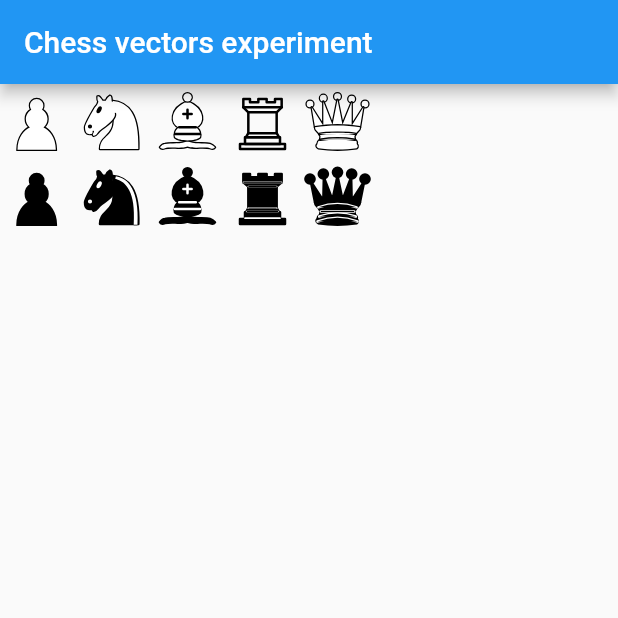
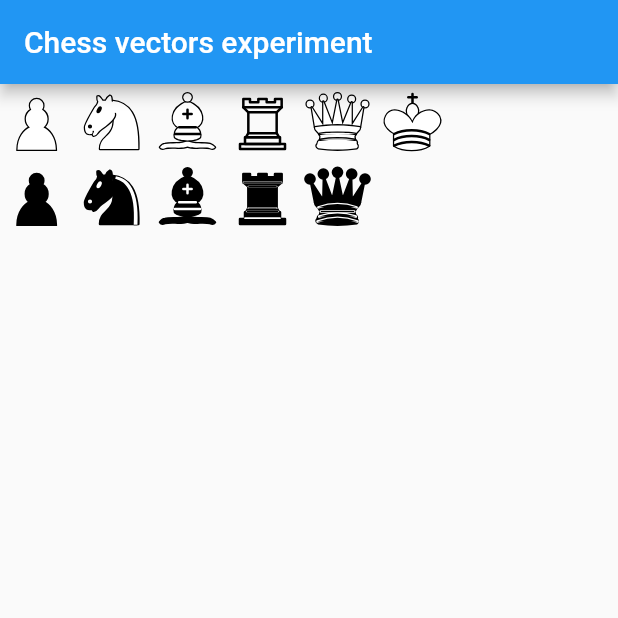
Before and after one commit to loloof64/chess_vectors_experiment, a Flutter app: the screen it shows after launch, on a phone screen of 412 x 824 dp, the top half of it. Run offline on Flutter 3.47's test engine with Material 2 defaults, Android fonts, the phone set to English and light mode, and no system bars; our stand-ins replace tuple.

Commit message:
Added WhiteKing.

```diff
--- a/lib/chess_vectors.dart
+++ b/lib/chess_vectors.dart
@@ -1,7 +1,7 @@
 import 'package:chess_vectors_experiment/vector_image.dart';
 import 'package:flutter/material.dart';
 
-class WhitePawn extends BaseVector {
+class WhitePawn extends VectorBase {
   WhitePawn({Offset position = Offset.zero, double size = 45.0})
       : super(
             drawingZone: position & Size.square(size),
@@ -26,7 +26,7 @@ class WhitePawn extends BaseVector {
             ]));
 }
 
-class BlackPawn extends BaseVector {
+class BlackPawn extends VectorBase {
   BlackPawn({Offset position = Offset.zero, double size = 45.0})
       : super(
             drawingZone: position & Size.square(size),
@@ -51,7 +51,7 @@ class BlackPawn extends BaseVector {
             ]));
 }
 
-class WhiteKnight extends BaseVector {
+class WhiteKnight extends VectorBase {
   WhiteKnight({Offset position = Offset.zero, double size = 45.0})
       : super(
           drawingZone: position & Size.square(size),
@@ -103,7 +103,7 @@ class WhiteKnight extends BaseVector {
         );
 }
 
-class BlackKnight extends BaseVector {
+class BlackKnight extends VectorBase {
   BlackKnight({Offset position = Offset.zero, double size = 45.0})
       : super(
           drawingZone: position & Size.square(size),
@@ -167,7 +167,7 @@ class BlackKnight extends BaseVector {
         );
 }
 
-class WhiteBishop extends BaseVector {
+class WhiteBishop extends VectorBase {
   WhiteBishop({Offset position = Offset.zero, double size = 45.0})
       : super(
             drawingZone: position & Size.square(size),
@@ -220,7 +220,7 @@ class WhiteBishop extends BaseVector {
             ]));
 }
 
-class BlackBishop extends BaseVector {
+class BlackBishop extends VectorBase {
   BlackBishop({Offset position = Offset.zero, double size = 45.0})
       : super(
           drawingZone: position & Size.square(size),
@@ -272,7 +272,7 @@ class BlackBishop extends BaseVector {
         );
 }
 
-class WhiteRook extends BaseVector {
+class WhiteRook extends VectorBase {
   WhiteRook({Offset position = Offset.zero, double size = 45.0})
       : super(
             drawingZone: position & Size.square(size),
@@ -323,7 +323,7 @@ class WhiteRook extends BaseVector {
             ]));
 }
 
-class BlackRoot extends BaseVector {
+class BlackRoot extends VectorBase {
   BlackRoot({Offset position = Offset.zero, double size = 45.0})
       : super(
             drawingZone: position & Size.square(size),
@@ -414,7 +414,7 @@ class BlackRoot extends BaseVector {
             ]));
 }
 
-class WhiteQueen extends BaseVector {
+class WhiteQueen extends VectorBase {
   WhiteQueen({Offset position = Offset.zero, double size = 45.0})
       : super(
             drawingZone: position & Size.square(size),
@@ -477,7 +477,7 @@ class WhiteQueen extends BaseVector {
             ]));
 }
 
-class BlackQueen extends BaseVector {
+class BlackQueen extends VectorBase {
   BlackQueen({Offset position = Offset.zero, double size = 45.0})
       : super(
             drawingZone: position & Size.square(size),
@@ -491,87 +491,65 @@ class BlackQueen extends BaseVector {
                           VectorCircle(
                               position: Offset(6.0, 12.0),
                               radius: 2.75,
-            drawingParameters: DrawingParameters()
-          ),
+                              drawingParameters: DrawingParameters()),
                           VectorCircle(
                               position: Offset(14.0, 9.0),
                               radius: 2.75,
-              drawingParameters: DrawingParameters()
-          ),
+                              drawingParameters: DrawingParameters()),
                           VectorCircle(
                               position: Offset(22.5, 8.0),
                               radius: 2.75,
-              drawingParameters: DrawingParameters()
-          ),
+                              drawingParameters: DrawingParameters()),
                           VectorCircle(
                               position: Offset(31.0, 9.0),
                               radius: 2.75,
-              drawingParameters: DrawingParameters()
-          ),
+                              drawingParameters: DrawingParameters()),
                           VectorCircle(
                               position: Offset(39.0, 12.0),
                               radius: 2.75,
-              drawingParameters: DrawingParameters()
-          ),
+                              drawingParameters: DrawingParameters()),
                         ],
                         drawingParameters: DrawingParameters(
                           fillColor: Colors.black,
                           strokeColor: null,
-        )
-      ),
+                        )),
                     VectorImagePathDefinition(
-        path: "M 9,26 C 17.5,24.5 30,24.5 36,26 L 38.5,13.5 L 31,25 L 30.7,10.9 "
+                        path:
+                            "M 9,26 C 17.5,24.5 30,24.5 36,26 L 38.5,13.5 L 31,25 L 30.7,10.9 "
                             "L 25.5,24.5 L 22.5,10 L 19.5,24.5 L 14.3,10.9 L 14,25 L 6.5,13.5 "
                             "L 9,26 z",
                         drawingParameters: DrawingParameters(
                             strokeLineCap: StrokeCap.butt,
-          strokeColor: Colors.black
-        )
-      ),
+                            strokeColor: Colors.black)),
                     VectorImagePathDefinition(
-        path: "M 9,26 C 9,28 10.5,28 11.5,30 C 12.5,31.5 12.5,31 12,33.5 C 10.5,"
+                        path:
+                            "M 9,26 C 9,28 10.5,28 11.5,30 C 12.5,31.5 12.5,31 12,33.5 C 10.5,"
                             "34.5 10.5,36 10.5,36 C 9,37.5 11,38.5 11,38.5 C 17.5,39.5 27.5,39.5"
                             " 34,38.5 C 34,38.5 35.5,37.5 34,36 C 34,36 34.5,34.5 33,33.5 C "
                             "32.5,31 32.5,31.5 33.5,30 C 34.5,28 36,28 36,26 C 27.5,24.5 17.5,"
                             "24.5 9,26 z",
-        drawingParameters: DrawingParameters(
-          strokeLineCap: StrokeCap.butt
-        )
-      ),
+                        drawingParameters:
+                            DrawingParameters(strokeLineCap: StrokeCap.butt)),
                     VectorImagePathDefinition(
                         path: "M 11,38.5 A 35,35 1 0 0 34,38.5",
-        drawingParameters: DrawingParameters(
-          strokeLineCap: StrokeCap.butt
-        )
-      ),
+                        drawingParameters:
+                            DrawingParameters(strokeLineCap: StrokeCap.butt)),
                     VectorImagePathDefinition(
                         path: "M 11,29 A 35,35 1 0 1 34,29",
                         drawingParameters: DrawingParameters(
-          fillColor: null,
-          strokeColor: Colors.white
-        )
-      ),
+                            fillColor: null, strokeColor: Colors.white)),
                     VectorImagePathDefinition(
                         path: "M 12.5,31.5 L 32.5,31.5",
                         drawingParameters: DrawingParameters(
-              fillColor: null,
-              strokeColor: Colors.white
-          )
-      ),
+                            fillColor: null, strokeColor: Colors.white)),
                     VectorImagePathDefinition(
                         path: "M 11.5,34.5 A 35,35 1 0 0 33.5,34.5",
                         drawingParameters: DrawingParameters(
-              fillColor: null,
-              strokeColor: Colors.white
-          )
-      ),
+                            fillColor: null, strokeColor: Colors.white)),
                     VectorImagePathDefinition(
                         path: "M 10.5,37.5 A 35,35 1 0 0 34.5,37.5",
                         drawingParameters: DrawingParameters(
-              fillColor: null,
-              strokeColor: Colors.white
-          )
-      ),
+                            fillColor: null, strokeColor: Colors.white)),
                   ],
                   drawingParameters: DrawingParameters(
                       fillColor: Colors.black,
@@ -579,7 +557,70 @@ class BlackQueen extends BaseVector {
                       strokeWidth: 1.5,
                       strokeLineMiterLimit: 4.0,
                       strokeLineJoin: StrokeJoin.round,
-      strokeLineCap: StrokeCap.round
-    )
-  )]));
+                      strokeLineCap: StrokeCap.round))
+            ]));
 }
+
+class WhiteKing extends VectorBase {
+  WhiteKing({Offset position = Offset.zero, double size = 45.0})
+      : super(
+            drawingZone: position & Size.square(size),
+            baseImageSize: 45.0,
+            painter:
+                VectorImagePainter(vectorDefinition: <VectorDrawableElement>[
+              VectorImageGroup(
+                  children: <VectorDrawableElement>[
+                    VectorImagePathDefinition(
+                        path: "M 22.5,11.63 L 22.5,6",
+                        drawingParameters: DrawingParameters(
+                            fillColor: null,
+                            strokeColor: Colors.black,
+                            strokeLineJoin: StrokeJoin.miter)),
+                    VectorImagePathDefinition(
+                        path: "M 20,8 L 25,8",
+                        drawingParameters: DrawingParameters(
+                            fillColor: null,
+                            strokeColor: Colors.black,
+                            strokeLineJoin: StrokeJoin.miter)),
+                    VectorImagePathDefinition(
+                        path:
+                            "M 22.5,25 C 22.5,25 27,17.5 25.5,14.5 C 25.5,14.5 "
+                                "24.5,12 22.5,12 C 20.5,12 19.5,14.5 19.5,14.5 C"
+                                " 18,17.5 22.5,25 22.5,25",
+                        drawingParameters: DrawingParameters(
+                            fillColor: Colors.white,
+                            strokeColor: Colors.black,
+                            strokeLineCap: StrokeCap.butt,
+                            strokeLineJoin: StrokeJoin.miter)),
+                    VectorImagePathDefinition(
+                        path:
+                            "M 11.5,37 C 17,40.5 27,40.5 32.5,37 L 32.5,30 C"
+                                " 32.5,30 41.5,25.5 38.5,19.5 C 34.5,13 25,16"
+                                " 22.5,23.5 L 22.5,27 L 22.5,23.5 C 19,16 9.5,13"
+                                " 6.5,19.5 C 3.5,25.5 11.5,29.5 11.5,29.5 L"
+                                " 11.5,37 z ",
+                        drawingParameters: DrawingParameters(
+                            fillColor: Colors.white,
+                            strokeColor: Colors.black)),
+                    VectorImagePathDefinition(
+                        path: "M 11.5,30 C 17,27 27,27 32.5,30",
+                        drawingParameters: DrawingParameters(
+                            fillColor: null, strokeColor: Colors.black)),
+                    VectorImagePathDefinition(
+                        path: "M 11.5,33.5 C 17,30.5 27,30.5 32.5,33.5",
+                        drawingParameters: DrawingParameters(
+                            fillColor: null, strokeColor: Colors.black)),
+                    VectorImagePathDefinition(
+                        path: "M 11.5,37 C 17,34 27,34 32.5,37",
+                        drawingParameters: DrawingParameters(
+                            fillColor: null, strokeColor: Colors.black)),
+                  ],
+                  drawingParameters: DrawingParameters(
+                      fillColor: null,
+                      strokeColor: Colors.black,
+                      strokeWidth: 1.5,
+                      strokeLineCap: StrokeCap.round,
+                      strokeLineJoin: StrokeJoin.round,
+                      strokeLineMiterLimit: 4.0))
+            ]));
+}
--- a/lib/main.dart
+++ b/lib/main.dart
@@ -37,7 +37,8 @@ class MyHomePage extends StatelessWidget {
             WhiteRook(position: Offset(150.0, 0.0), size: 50.0),
             BlackRoot(position: Offset(150.0, 50.0), size: 50.0),
             WhiteQueen(position: Offset(200.0, 0.0), size: 50.0),
-            BlackQueen(position: Offset(200.0, 50.0), size: 50.0)
+            BlackQueen(position: Offset(200.0, 50.0), size: 50.0),
+            WhiteKing(position: Offset(250.0, 0.0), size: 50.0),
           ],
         ));
   }
--- a/lib/vector_image.dart
+++ b/lib/vector_image.dart
@@ -14,8 +14,8 @@ VectorImagePainter painterWithDrawingZoneAndBaseImageSizeSet(
   );
 }
 
-abstract class BaseVector extends CustomPaint {
-  BaseVector({
+abstract class VectorBase extends CustomPaint {
+  VectorBase({
     @required VectorImagePainter painter,
     @required double baseImageSize,
     Rect drawingZone,
@@ -186,18 +186,18 @@ class VectorCircle extends VectorDrawableElement {
           position.translate(radius, radius)
       ));
 
-    var strokePathPaint = new Paint()
-      ..style = PaintingStyle.stroke
-      ..color = usedDrawingParameters.strokeColor
-      ..strokeWidth = usedDrawingParameters.strokeWidth;
-    targetCanvas.drawPath(commonPath, strokePathPaint);
-
     if (usedDrawingParameters.fillColor != null) {
       var fillPathPaint = new Paint()
         ..style = PaintingStyle.fill
         ..color = usedDrawingParameters.fillColor;
       targetCanvas.drawPath(commonPath, fillPathPaint);
     }
+
+    var strokePathPaint = new Paint()
+      ..style = PaintingStyle.stroke
+      ..color = usedDrawingParameters.strokeColor
+      ..strokeWidth = usedDrawingParameters.strokeWidth;
+    targetCanvas.drawPath(commonPath, strokePathPaint);
   }
 }
 
```
Lines whose indentation alone changed are shown as unchanged.
